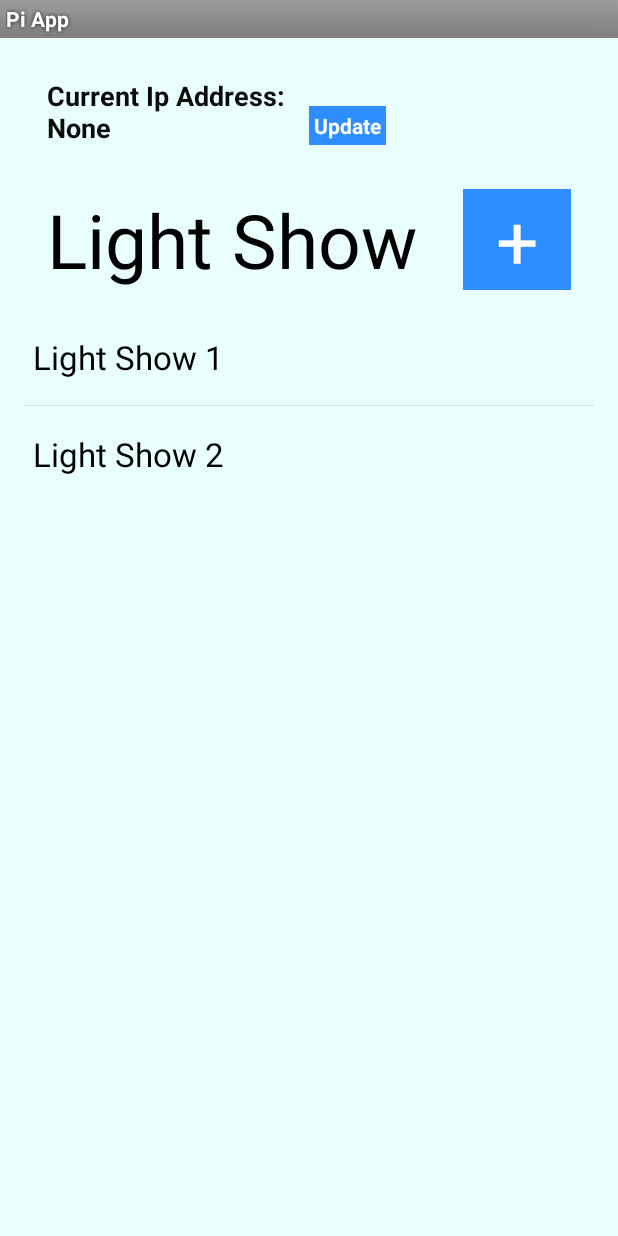
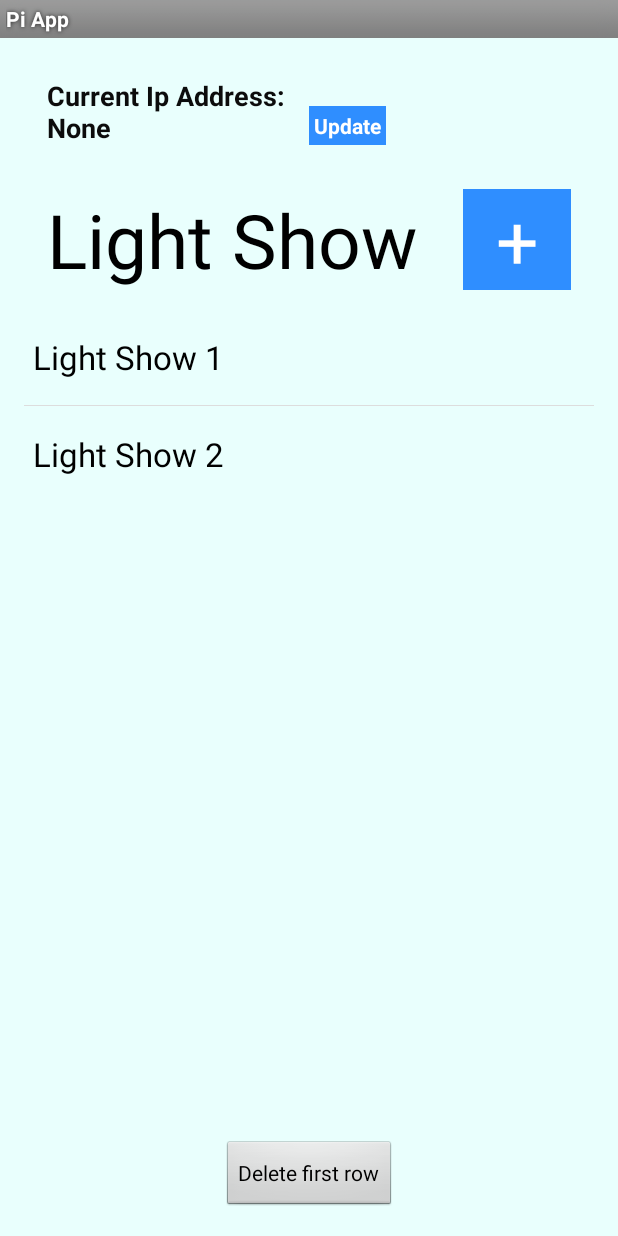
Before and after one commit to emseibert/webandmobile, an Android app: the screen it shows after launch (MainActivity), on a phone screen of 412 x 824 dp. Run offline under Robolectric (Android 15) with nearby library versions, the phone set to English and light mode, and no system bars; libraries missing offline, so code that uses them is left out: com.hmkcode.http.

Commit message:
delete first row example

```diff
--- a/app/src/main/res/layout/activity_main.xml
+++ b/app/src/main/res/layout/activity_main.xml
@@ -93,6 +93,14 @@
                     android:layout_height="wrap_content"
                     android:layout_width="match_parent">
                 </ListView>
+
+                <Button
+                    android:layout_width="wrap_content"
+                    android:layout_height="wrap_content"
+                    android:text="@string/delete_row"
+                    android:id="@+id/delete_row"
+                    android:layout_alignParentBottom="true"
+                    android:layout_centerHorizontal="true" />
             </RelativeLayout>
         </LinearLayout>
 
--- a/app/src/main/res/values/strings.xml
+++ b/app/src/main/res/values/strings.xml
@@ -7,5 +7,6 @@
     <string name="lightshow">Light Show</string>
     <string name="add_new_light">+</string>
     <string name="action_settings">Settings</string>
+    <string name="delete_row">Delete first row</string>
 
 </resources>
```
Also changed, not shown: app/src/main/java/cs4720/virginia/cs/edu/piapp/AddLightShow.java (+24 -28 lines), app/src/main/java/cs4720/virginia/cs/edu/piapp/MainActivity.java (+30 -0 lines).
